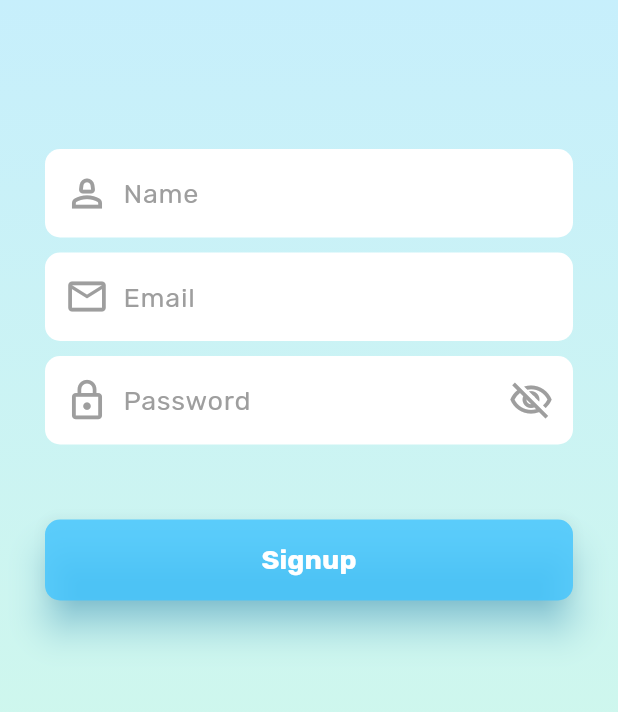
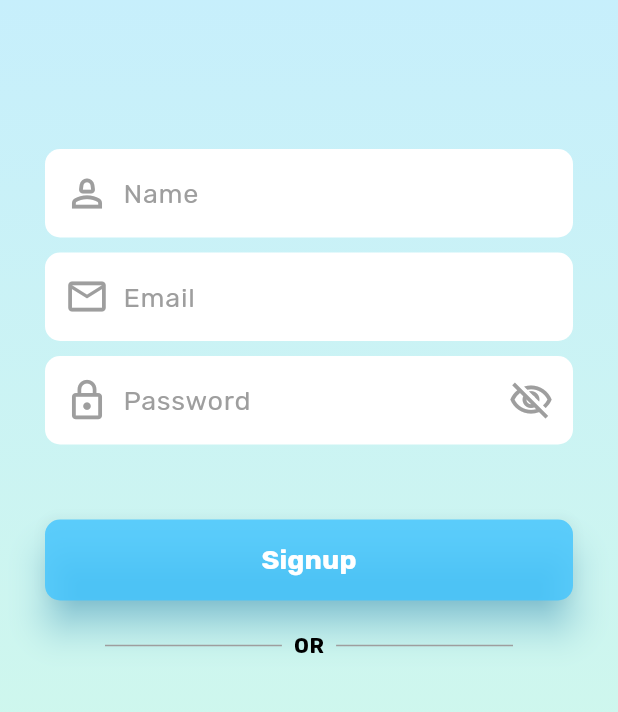
Before and after one commit to alhasann351/doctor_consultant_app_template, a Flutter app: the SignupScreen screen opened by its route, on a phone screen of 412 x 824 dp, the part 166-878 px from its top. Run offline on Flutter 3.47's test engine with Material 3 defaults, Android fonts, the phone set to English and light mode, and no system bars; our stand-ins replace get, shared_preferences, smooth_page_indicator; accounts and stored records are empty.

Commit message:
signup-screen-dividers-design

```diff
--- a/lib/resources/colors/app_colors.dart
+++ b/lib/resources/colors/app_colors.dart
@@ -50,4 +50,6 @@ class AppColors {
   static const Color passwordTextColor = Colors.black;
   static const Color signupButtonColor = Colors.lightBlueAccent;
   static const Color signupTextColor = Colors.white;
+  static const Color signupDividerColor = Colors.grey;
+  static const Color signupDividerTextColor = Colors.black;
 }
--- a/lib/resources/localization/languages.dart
+++ b/lib/resources/localization/languages.dart
@@ -27,6 +27,7 @@ class Languages extends Translations {
           'description_text': 'Get popular doctors in doctor consultant',
           'signup_text': 'Signup',
           'login_text': 'Login',
+          'or_text': 'OR',
 
           //signup screen
           'signup_title_text': 'Doctor Consultant',
@@ -34,6 +35,7 @@ class Languages extends Translations {
           'input_email_hint_text': 'Email',
           'input_password_hint_text': 'Password',
           'signup_button_text': 'Signup',
+          'signup_or_text': 'OR',
         },
         'bn_BD': {
           //splash screen
@@ -59,6 +61,7 @@ class Languages extends Translations {
           'description_text': 'ডাক্তার পরামর্শদাতা জনপ্রিয় ডাক্তার পান',
           'signup_text': 'নিবন্ধন করুন',
           'login_text': 'প্রবেশ করুন',
+          'or_text': 'অথবা',
 
           //signup screen
           'signup_title_text': 'ডাক্তার পরামর্শদাতা',
@@ -66,6 +69,7 @@ class Languages extends Translations {
           'input_email_hint_text': 'ইমেইল',
           'input_password_hint_text': 'পাসওয়ার্ড',
           'signup_button_text': 'নিবন্ধন করুন',
+          'signup_or_text': 'অথবা',
         },
         'hi_IN': {
           //splash screen
@@ -90,6 +94,7 @@ class Languages extends Translations {
           'title_text': 'डॉक्टर सलाहकार',
           'signup_text': 'साइन अप करें',
           'login_text': 'लॉग इन करें',
+          'or_text': 'अथवा',
 
           //signup screen
           'signup_title_text': 'डॉक्टर सलाहकार',
@@ -97,6 +102,7 @@ class Languages extends Translations {
           'input_email_hint_text': 'ईमेल',
           'input_password_hint_text': 'पासवर्ड',
           'signup_button_text': 'साइन अप करें',
+          'signup_or_text': 'अथवा',
         },
       };
 }
--- a/lib/views/signup_login_screen/signup_login_screen.dart
+++ b/lib/views/signup_login_screen/signup_login_screen.dart
@@ -134,11 +134,12 @@ class _SignupLoginScreenState extends State<SignupLoginScreen> {
                               ),
                             ),
                           ),
-                          const Padding(
-                            padding: EdgeInsets.symmetric(horizontal: 8.0),
+                          Padding(
+                            padding:
+                                const EdgeInsets.symmetric(horizontal: 8.0),
                             child: Text(
-                              'OR',
-                              style: TextStyle(
+                              'or_text'.tr,
+                              style: const TextStyle(
                                 fontFamily: AppFontStyle.rubik,
                                 fontWeight: FontWeight.bold,
                                 fontSize: 14,
--- a/lib/views/signup_screen/signup_screen.dart
+++ b/lib/views/signup_screen/signup_screen.dart
@@ -1,4 +1,5 @@
 import 'package:doctor_consultant_app_template/resources/colors/app_colors.dart';
+import 'package:doctor_consultant_app_template/views/signup_screen/widgets/dividers.dart';
 import 'package:doctor_consultant_app_template/views/signup_screen/widgets/input_email.dart';
 import 'package:doctor_consultant_app_template/views/signup_screen/widgets/input_name.dart';
 import 'package:doctor_consultant_app_template/views/signup_screen/widgets/input_password.dart';
@@ -42,6 +43,9 @@ class _SignupScreenState extends State<SignupScreen> {
               InputPassword(),
               SizedBox(height: 50),
               SignupButton(),
+              SizedBox(height: 20),
+              Dividers(),
+              SizedBox(height: 20),
             ],
           ),
         ),
--- /dev/null
+++ b/lib/views/signup_screen/widgets/dividers.dart
@@ -0,0 +1,51 @@
+import 'package:flutter/material.dart';
+import 'package:get/get.dart';
+
+import '../../../resources/colors/app_colors.dart';
+import '../../../resources/fonts/app_font_style.dart';
+
+class Dividers extends StatelessWidget {
+  const Dividers({super.key});
+
+  @override
+  Widget build(BuildContext context) {
+    return Row(
+      mainAxisAlignment: MainAxisAlignment.center,
+      crossAxisAlignment: CrossAxisAlignment.center,
+      children: [
+        Expanded(
+          child: SizedBox(
+            width: MediaQuery.of(context).size.width,
+            child: const Divider(
+              color: AppColors.signupDividerColor,
+              height: 10,
+              indent: 40,
+            ),
+          ),
+        ),
+        Padding(
+          padding: const EdgeInsets.symmetric(horizontal: 8.0),
+          child: Text(
+            'signup_or_text'.tr,
+            style: const TextStyle(
+              fontFamily: AppFontStyle.rubik,
+              fontWeight: FontWeight.bold,
+              fontSize: 14,
+              color: AppColors.signupDividerTextColor,
+            ),
+          ),
+        ),
+        Expanded(
+          child: SizedBox(
+            width: MediaQuery.of(context).size.width,
+            child: const Divider(
+              color: AppColors.signupDividerColor,
+              height: 10,
+              endIndent: 40,
+            ),
+          ),
+        ),
+      ],
+    );
+  }
+}
```
